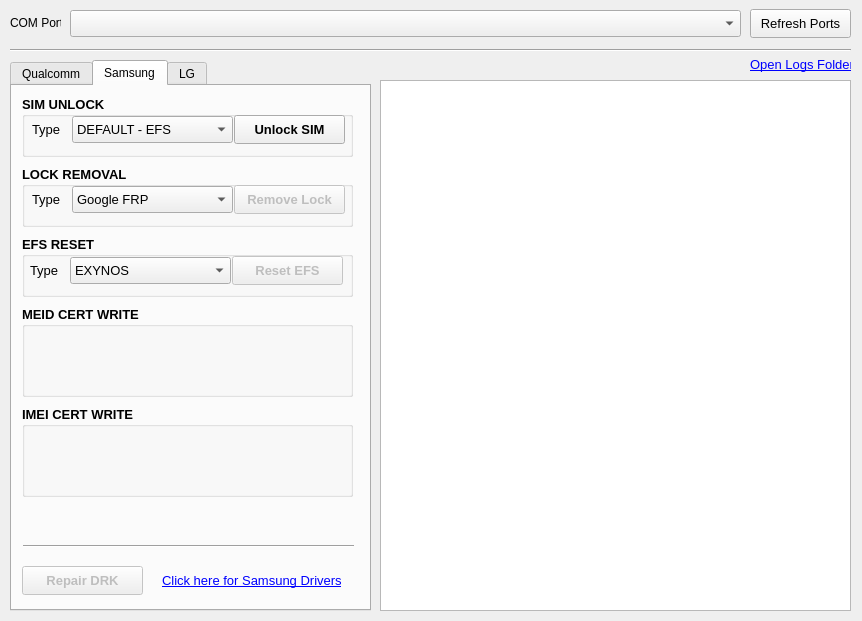
The window that resources/ui/qcsamunlock_window.ui (Naman-Bhalla/openpst) describes before a commit, drawn with Qt 5.
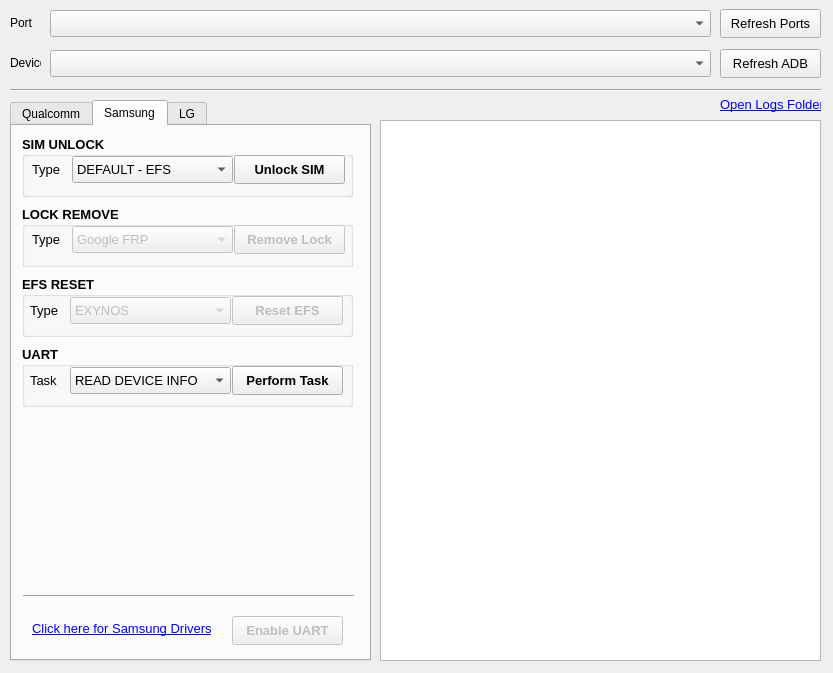
The same window after the commit. The open tabs and pages were chosen to show the change.

```diff
--- a/resources/ui/qcsamunlock_window.ui
+++ b/resources/ui/qcsamunlock_window.ui
@@ -6,12 +6,12 @@
    <rect>
     <x>0</x>
     <y>0</y>
-    <width>862</width>
-    <height>621</height>
+    <width>833</width>
+    <height>673</height>
    </rect>
   </property>
   <property name="sizePolicy">
-   <sizepolicy hsizetype="Expanding" vsizetype="Expanding">
+   <sizepolicy hsizetype="Fixed" vsizetype="Fixed">
     <horstretch>0</horstretch>
     <verstretch>0</verstretch>
    </sizepolicy>
@@ -35,9 +35,9 @@
    <widget class="QComboBox" name="portListComboBox">
     <property name="geometry">
      <rect>
-      <x>70</x>
+      <x>50</x>
       <y>10</y>
-      <width>671</width>
+      <width>661</width>
       <height>27</height>
      </rect>
     </property>
@@ -53,9 +53,9 @@
     <property name="geometry">
      <rect>
       <x>380</x>
-      <y>80</y>
-      <width>471</width>
-      <height>531</height>
+      <y>120</y>
+      <width>441</width>
+      <height>541</height>
      </rect>
     </property>
     <property name="font">
@@ -76,7 +76,7 @@
    <widget class="QPushButton" name="updatePortListButton">
     <property name="geometry">
      <rect>
-      <x>750</x>
+      <x>720</x>
       <y>9</y>
       <width>101</width>
       <height>29</height>
@@ -97,9 +97,9 @@
     <property name="geometry">
      <rect>
       <x>10</x>
-      <y>60</y>
+      <y>100</y>
       <width>361</width>
-      <height>551</height>
+      <height>561</height>
      </rect>
     </property>
     <property name="styleSheet">
@@ -759,46 +759,6 @@
      <attribute name="title">
       <string>Samsung</string>
      </attribute>
-     <widget class="QGroupBox" name="groupBox_3">
-      <property name="geometry">
-       <rect>
-        <x>10</x>
-        <y>220</y>
-        <width>331</width>
-        <height>91</height>
-       </rect>
-      </property>
-      <property name="font">
-       <font>
-        <pointsize>10</pointsize>
-        <weight>75</weight>
-        <bold>true</bold>
-       </font>
-      </property>
-      <property name="title">
-       <string>MEID CERT WRITE</string>
-      </property>
-     </widget>
-     <widget class="QGroupBox" name="groupBox_4">
-      <property name="geometry">
-       <rect>
-        <x>10</x>
-        <y>320</y>
-        <width>331</width>
-        <height>91</height>
-       </rect>
-      </property>
-      <property name="font">
-       <font>
-        <pointsize>10</pointsize>
-        <weight>75</weight>
-        <bold>true</bold>
-       </font>
-      </property>
-      <property name="title">
-       <string>IMEI CERT WRITE</string>
-      </property>
-     </widget>
      <widget class="QGroupBox" name="groupBox_5">
       <property name="geometry">
        <rect>
@@ -819,6 +779,9 @@
        <string>EFS RESET</string>
       </property>
       <widget class="QComboBox" name="meidMethod_3">
+       <property name="enabled">
+        <bool>false</bool>
+       </property>
        <property name="geometry">
         <rect>
          <x>48</x>
@@ -972,6 +935,9 @@
        </property>
       </widget>
       <widget class="QComboBox" name="samsungSimUnlockComboBox">
+       <property name="enabled">
+        <bool>true</bool>
+       </property>
        <property name="geometry">
         <rect>
          <x>50</x>
@@ -997,36 +963,28 @@
          <string>NVDATA</string>
         </property>
        </item>
-      </widget>
-     </widget>
-     <widget class="QPushButton" name="qualcommSimUnlockButton_2">
-      <property name="enabled">
-       <bool>false</bool>
-      </property>
-      <property name="geometry">
-       <rect>
-        <x>10</x>
-        <y>480</y>
-        <width>121</width>
-        <height>29</height>
-       </rect>
-      </property>
-      <property name="font">
-       <font>
-        <pointsize>10</pointsize>
-        <weight>75</weight>
-        <bold>true</bold>
-       </font>
-      </property>
+       <item>
+        <property name="text">
+         <string>SPRINT</string>
+        </property>
+       </item>
+       <item>
+        <property name="text">
+         <string>T-MOBILE</string>
+        </property>
+       </item>
+       <item>
       <property name="text">
-       <string>Repair DRK</string>
-      </property>
+         <string>US CELLULAR</string>
+        </property>
+       </item>
+      </widget>
      </widget>
      <widget class="Line" name="line_6">
       <property name="geometry">
        <rect>
         <x>11</x>
-        <y>450</y>
+        <y>460</y>
         <width>331</width>
         <height>20</height>
        </rect>
@@ -1038,8 +996,8 @@
      <widget class="QLabel" name="label_3">
       <property name="geometry">
        <rect>
-        <x>150</x>
-        <y>485</y>
+        <x>20</x>
+        <y>493</y>
         <width>181</width>
         <height>20</height>
        </rect>
@@ -1076,7 +1034,7 @@
        </font>
       </property>
       <property name="title">
-       <string>LOCK REMOVAL</string>
+       <string>LOCK REMOVE</string>
       </property>
       <widget class="QPushButton" name="lgRemoveFrpButton_4">
        <property name="enabled">
@@ -1122,6 +1080,9 @@
        </property>
       </widget>
       <widget class="QComboBox" name="meidMethod_4">
+       <property name="enabled">
+        <bool>false</bool>
+       </property>
        <property name="geometry">
         <rect>
          <x>50</x>
@@ -1154,6 +1115,152 @@
        </item>
       </widget>
      </widget>
+     <widget class="QGroupBox" name="groupBox_11">
+      <property name="geometry">
+       <rect>
+        <x>10</x>
+        <y>220</y>
+        <width>331</width>
+        <height>61</height>
+       </rect>
+      </property>
+      <property name="font">
+       <font>
+        <pointsize>10</pointsize>
+        <weight>75</weight>
+        <bold>true</bold>
+       </font>
+      </property>
+      <property name="title">
+       <string>UART</string>
+      </property>
+      <widget class="QComboBox" name="samsungUartTaskComboBox">
+       <property name="enabled">
+        <bool>true</bool>
+       </property>
+       <property name="geometry">
+        <rect>
+         <x>48</x>
+         <y>21</y>
+         <width>161</width>
+         <height>27</height>
+        </rect>
+       </property>
+       <property name="font">
+        <font>
+         <pointsize>10</pointsize>
+         <weight>50</weight>
+         <bold>false</bold>
+        </font>
+       </property>
+       <item>
+        <property name="text">
+         <string>READ DEVICE INFO</string>
+        </property>
+       </item>
+       <item>
+        <property name="text">
+         <string>READ MSL / SPC</string>
+        </property>
+       </item>
+       <item>
+        <property name="text">
+         <string>MEID CERT READ</string>
+        </property>
+       </item>
+       <item>
+        <property name="text">
+         <string>MEID CERT WRITE</string>
+        </property>
+       </item>
+       <item>
+        <property name="text">
+         <string>IMEI CERT READ</string>
+        </property>
+       </item>
+       <item>
+        <property name="text">
+         <string>IMEI CERT WRITE</string>
+        </property>
+       </item>
+       <item>
+        <property name="text">
+         <string>VERIFY CERT</string>
+        </property>
+       </item>
+       <item>
+        <property name="text">
+         <string>REPAIR DRK</string>
+        </property>
+       </item>
+      </widget>
+      <widget class="QLabel" name="meidMethodLabel_5">
+       <property name="geometry">
+        <rect>
+         <x>8</x>
+         <y>21</y>
+         <width>31</width>
+         <height>27</height>
+        </rect>
+       </property>
+       <property name="font">
+        <font>
+         <pointsize>10</pointsize>
+         <weight>50</weight>
+         <bold>false</bold>
+        </font>
+       </property>
+       <property name="text">
+        <string>Task</string>
+       </property>
+      </widget>
+      <widget class="QPushButton" name="samsungUartTaskButton">
+       <property name="enabled">
+        <bool>true</bool>
+       </property>
+       <property name="geometry">
+        <rect>
+         <x>210</x>
+         <y>20</y>
+         <width>111</width>
+         <height>29</height>
+        </rect>
+       </property>
+       <property name="font">
+        <font>
+         <pointsize>10</pointsize>
+         <weight>75</weight>
+         <bold>true</bold>
+        </font>
+       </property>
+       <property name="text">
+        <string>Perform Task</string>
+       </property>
+      </widget>
+     </widget>
+     <widget class="QPushButton" name="samsungUartTaskButton_2">
+      <property name="enabled">
+       <bool>false</bool>
+      </property>
+      <property name="geometry">
+       <rect>
+        <x>220</x>
+        <y>490</y>
+        <width>111</width>
+        <height>29</height>
+       </rect>
+      </property>
+      <property name="font">
+       <font>
+        <pointsize>10</pointsize>
+        <weight>75</weight>
+        <bold>true</bold>
+       </font>
+      </property>
+      <property name="text">
+       <string>Enable UART</string>
+      </property>
+     </widget>
     </widget>
     <widget class="QWidget" name="tab_3">
      <attribute name="title">
@@ -1310,8 +1417,8 @@
     <property name="geometry">
      <rect>
       <x>10</x>
-      <y>40</y>
-      <width>841</width>
+      <y>80</y>
+      <width>811</width>
       <height>20</height>
      </rect>
     </property>
@@ -1322,8 +1429,8 @@
    <widget class="QLabel" name="label_4">
     <property name="geometry">
      <rect>
-      <x>750</x>
-      <y>55</y>
+      <x>720</x>
+      <y>95</y>
       <width>101</width>
       <height>20</height>
      </rect>
@@ -1351,15 +1458,64 @@
      <rect>
       <x>10</x>
       <y>12</y>
-      <width>51</width>
+      <width>31</width>
       <height>21</height>
      </rect>
     </property>
     <property name="text">
-     <string>COM Port</string>
+     <string>Port</string>
     </property>
    </widget>
-   <zorder>tabWidget</zorder>
+   <widget class="QPushButton" name="updateAdbListButton">
+    <property name="geometry">
+     <rect>
+      <x>720</x>
+      <y>49</y>
+      <width>101</width>
+      <height>29</height>
+     </rect>
+    </property>
+    <property name="font">
+     <font>
+      <pointsize>10</pointsize>
+      <weight>50</weight>
+      <bold>false</bold>
+     </font>
+    </property>
+    <property name="text">
+     <string>Refresh ADB</string>
+    </property>
+   </widget>
+   <widget class="QLabel" name="label_7">
+    <property name="geometry">
+     <rect>
+      <x>10</x>
+      <y>52</y>
+      <width>31</width>
+      <height>21</height>
+     </rect>
+    </property>
+    <property name="text">
+     <string>Device</string>
+    </property>
+   </widget>
+   <widget class="QComboBox" name="adbListComboBox">
+    <property name="geometry">
+     <rect>
+      <x>50</x>
+      <y>50</y>
+      <width>661</width>
+      <height>27</height>
+     </rect>
+    </property>
+    <property name="font">
+     <font>
+      <pointsize>10</pointsize>
+      <weight>50</weight>
+      <bold>false</bold>
+     </font>
+    </property>
+   </widget>
    <zorder>portListComboBox</zorder>
    <zorder>log</zorder>
    <zorder>updatePortListButton</zorder>
```
Left out of the diff: 202 changed lines with no effect on the pictures. Lines whose indentation alone changed are shown as unchanged.
